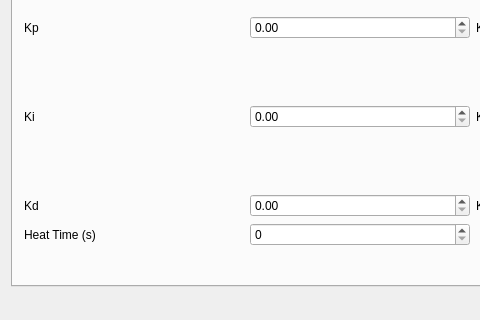
First picture: the form in mainwindow.ui, repository yangjimmy/NanoimprinterUI, before the edit; both pictures show x 0 to 480 and y 249 to 569 of the 945 by 569 pixel window.
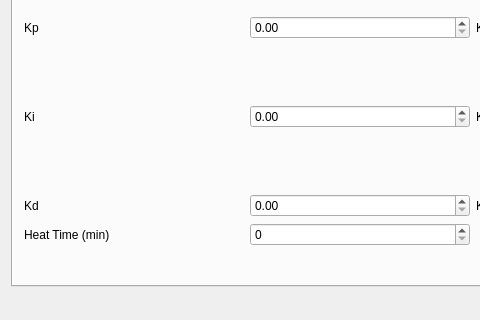
Second picture: the form after the edit. The open tabs and pages were chosen to show the change. Custom widgets are drawn as their Qt base class.

What changed in the file:
```diff
--- a/mainwindow.ui
+++ b/mainwindow.ui
@@ -101,7 +101,7 @@
         <item row="12" column="0">
          <widget class="QLabel" name="label_4">
           <property name="text">
-           <string>Heat Time (s)</string>
+           <string>Heat Time (min)</string>
           </property>
          </widget>
         </item>
```
Left out of the diff: 2 changed lines with no effect on the pictures.
